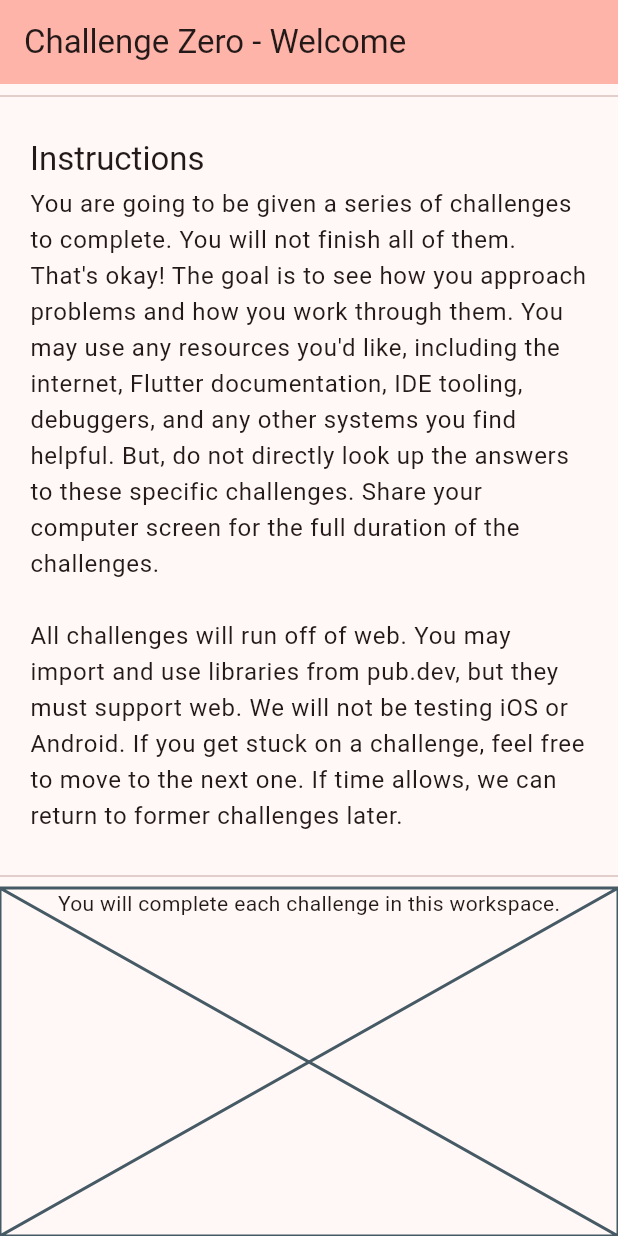
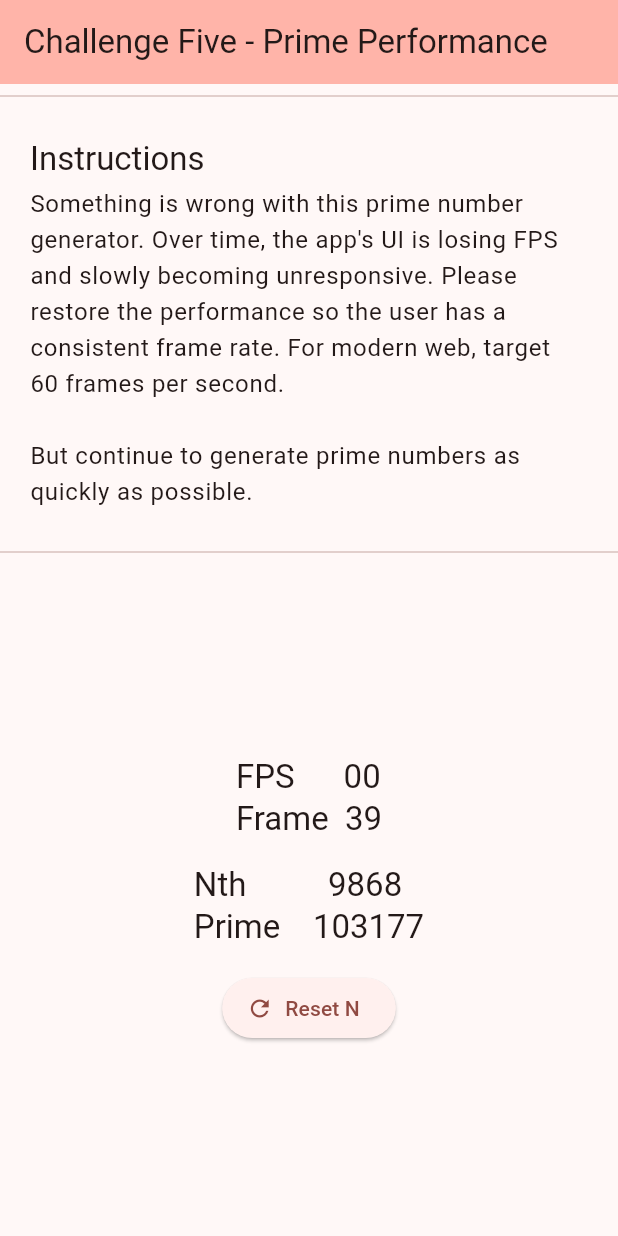
Before and after one commit to PrecisionReporters/flutter_interview_challenges, a Flutter app: the screen it shows after launch, on a phone screen of 412 x 824 dp. Run offline on Flutter 3.47's test engine with Material 3 defaults, Android fonts, the phone set to English and light mode, and no system bars.

Commit message:
feat: add two new challenges

```diff
--- a/lib/challenges.dart
+++ b/lib/challenges.dart
@@ -4,7 +4,9 @@ import 'package:flutter_interview_challenges/workspace/a0.dart';
 import 'package:flutter_interview_challenges/workspace/c2.dart';
 import 'package:flutter_interview_challenges/workspace/d3.dart';
 import 'package:flutter_interview_challenges/workspace/e4.dart';
+import 'package:flutter_interview_challenges/workspace/g6.dart';
 import 'package:flutter_interview_challenges/workspace/f5.dart';
+import 'package:flutter_interview_challenges/workspace/h7.dart';
 
 class ChallengeZero extends StatelessWidget {
   const ChallengeZero({super.key});
@@ -105,9 +107,41 @@ class ChallengeFive extends StatelessWidget {
   @override
   Widget build(BuildContext context) {
     return const ChallengeContainer(
-      title: 'Challenge Five - Freestyle',
+      title: 'Challenge Five - Prime Performance',
+      instructions: 'Something is wrong with this prime number generator. Over '
+          'time, the app\'s UI is losing FPS and slowly becoming unresponsive. '
+          'Please restore the performance so the user has a consistent frame '
+          'rate. For modern web, target 60 frames per second.\n\n'
+          'But continue to generate prime numbers as quickly as possible.',
+      child: ChallengeFiveWorkspace(),
+    );
+  }
+}
+
+class ChallengeSix extends StatelessWidget {
+  const ChallengeSix({super.key});
+
+  @override
+  Widget build(BuildContext context) {
+    return const ChallengeContainer(
+      title: 'Challenge Six - New Yorker\'s Forecast',
+      instructions: 'Please use https://api.weather.gov to fetch the current '
+          'weather in New York City (40.7128° lat, -74.008° long). Display the '
+          'current temperature in either Celsius or Fahrenheit on screen.',
+      child: ChallengeSixWorkspace(),
+    );
+  }
+}
+
+class ChallengeSeven extends StatelessWidget {
+  const ChallengeSeven({super.key});
+
+  @override
+  Widget build(BuildContext context) {
+    return const ChallengeContainer(
+      title: 'Challenge Seven - Creativity',
       instructions: 'Build a clock that tells the current time.',
-      child: ChallengeFiveWorkspace(),
+      child: ChallengeSevenWorkspace(),
     );
   }
 }
@@ -146,7 +180,7 @@ class ChallengeContainer extends StatelessWidget {
                     style: Theme.of(context).textTheme.titleLarge,
                   ),
                   const SizedBox(height: 4),
-                  Text(
+                  SelectableText(
                     instructions,
                     style: Theme.of(context).textTheme.bodyLarge,
                   ),
--- a/lib/main.dart
+++ b/lib/main.dart
@@ -16,7 +16,7 @@ class MyApp extends StatelessWidget {
         colorScheme: ColorScheme.fromSeed(seedColor: Colors.red),
         useMaterial3: true,
       ),
-      home: const ChallengeZero(),
+      home: const ChallengeFive(),
     );
   }
 }
--- a/lib/workspace/f5.dart
+++ b/lib/workspace/f5.dart
@@ -5,6 +5,112 @@ class ChallengeFiveWorkspace extends StatelessWidget {
 
   @override
   Widget build(BuildContext context) {
-    return const Placeholder();
+    return const Column(
+      mainAxisAlignment: MainAxisAlignment.center,
+      children: [
+        FramesPerSecondCounter(),
+        SizedBox(height: 16),
+        NthPrime(),
+      ],
+    );
   }
 }
+
+class NthPrime extends StatefulWidget {
+  const NthPrime({super.key});
+
+  @override
+  State<NthPrime> createState() => _NthPrimeState();
+}
+
+class _NthPrimeState extends State<NthPrime> {
+  int _n = 1;
+  int _nthPrime = -1;
+
+  @override
+  Widget build(BuildContext context) {
+    WidgetsBinding.instance.addPostFrameCallback((_) => setState(() {
+          // This is an arbitrary number to increase the nth prime by.
+          _n += 253;
+          _nthPrime = nthPrime(_n);
+        }));
+    return Column(
+      children: [
+        Text(
+          'Nth          $_n\n'
+          'Prime    $_nthPrime',
+          style: Theme.of(context).textTheme.titleLarge,
+        ),
+        const SizedBox(height: 16),
+        ElevatedButton.icon(
+          onPressed: () => setState(() => _n = 1),
+          label: const Text('Reset N'),
+          icon: const Icon(Icons.refresh),
+        ),
+      ],
+    );
+  }
+
+  bool isPrime(int number) {
+    if (number <= 1) return false;
+    if (number <= 3) return true;
+    if (number % 2 == 0 || number % 3 == 0) return false;
+    for (int i = 5; i * i <= number; i += 6) {
+      if (number % i == 0 || number % (i + 2) == 0) return false;
+    }
+    return true;
+  }
+
+  int nthPrime(int n) {
+    if (n <= 0) throw ArgumentError('n must be a positive integer.');
+
+    int count = 0;
+    int num = 1;
+
+    while (count < n) {
+      num++;
+      if (isPrime(num)) {
+        count++;
+      }
+    }
+
+    return num;
+  }
+}
+
+class FramesPerSecondCounter extends StatefulWidget {
+  const FramesPerSecondCounter({super.key});
+
+  @override
+  State<FramesPerSecondCounter> createState() => _FramesPerSecondCounterState();
+}
+
+class _FramesPerSecondCounterState extends State<FramesPerSecondCounter> {
+  final Stopwatch _stopwatch = Stopwatch();
+  int _currentFrame = 0;
+  int _lastMeasuredFps = 0;
+
+  @override
+  void initState() {
+    super.initState();
+    _stopwatch.start();
+  }
+
+  @override
+  Widget build(BuildContext context) {
+    WidgetsBinding.instance.addPostFrameCallback((_) => setState(() {
+          if (_stopwatch.elapsedMilliseconds > 1000) {
+            _lastMeasuredFps = _currentFrame;
+            _currentFrame = 0;
+            _stopwatch.reset();
+          } else {
+            _currentFrame++;
+          }
+        }));
+    return Text(
+      'FPS      ${_lastMeasuredFps.toString().padLeft(2, '0')}\n'
+      'Frame  ${_currentFrame.toString().padLeft(2, '0')}',
+      style: Theme.of(context).textTheme.titleLarge,
+    );
+  }
+}
```
Also changed, not shown: lib/workspace/g6.dart (added, +44 -0 lines), lib/workspace/h7.dart (added, +10 -0 lines).
